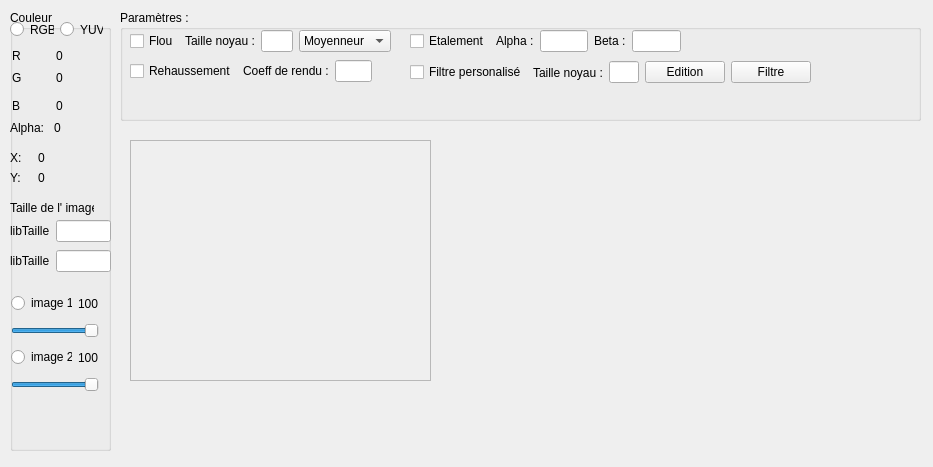
LilyOfTheWest/image, file Basma/image1/picdisplay.ui: the form before one commit.
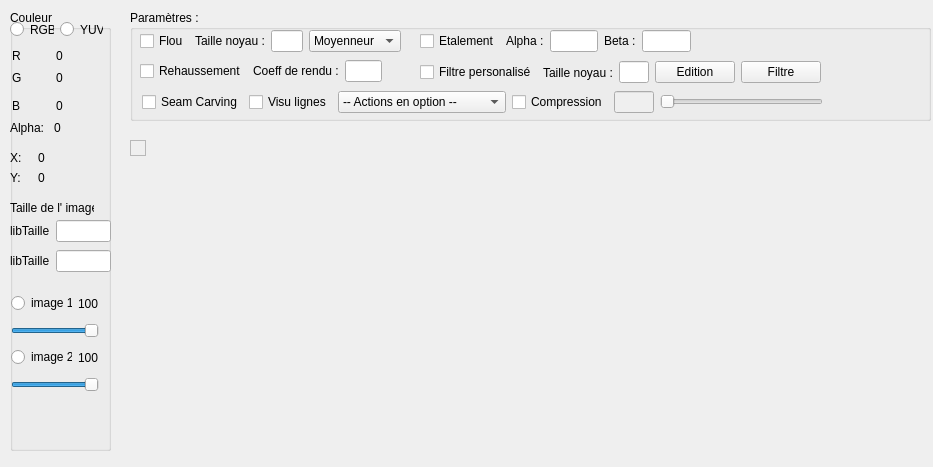
The form after the commit.

Commit message: Avec seam carving du we

```diff
--- a/Basma/image1/picdisplay.ui
+++ b/Basma/image1/picdisplay.ui
@@ -18,8 +18,8 @@
     <rect>
      <x>130</x>
      <y>140</y>
-     <width>301</width>
-     <height>241</height>
+     <width>16</width>
+     <height>16</height>
     </rect>
    </property>
    <property name="minimumSize">
@@ -36,8 +36,8 @@
      <rect>
       <x>0</x>
       <y>0</y>
-      <width>299</width>
-      <height>239</height>
+      <width>16</width>
+      <height>16</height>
      </rect>
     </property>
    </widget>
@@ -395,7 +395,7 @@
   <widget class="QGroupBox" name="groupBox_2">
    <property name="geometry">
     <rect>
-     <x>120</x>
+     <x>130</x>
      <y>10</y>
      <width>801</width>
      <height>111</height>
@@ -566,6 +566,89 @@
      </item>
     </layout>
    </widget>
+   <widget class="QWidget" name="">
+    <property name="geometry">
+     <rect>
+      <x>12</x>
+      <y>80</y>
+      <width>681</width>
+      <height>24</height>
+     </rect>
+    </property>
+    <layout class="QHBoxLayout" name="horizontalLayout_16">
+     <item>
+      <widget class="QCheckBox" name="checkBoxSeam">
+       <property name="text">
+        <string>Seam Carving</string>
+       </property>
+      </widget>
+     </item>
+     <item>
+      <widget class="QCheckBox" name="checkSeamVisu">
+       <property name="text">
+        <string>Visu lignes</string>
+       </property>
+      </widget>
+     </item>
+     <item>
+      <widget class="QComboBox" name="comboBoxSeamActions">
+       <item>
+        <property name="text">
+         <string>-- Actions en option --</string>
+        </property>
+       </item>
+       <item>
+        <property name="text">
+         <string>Déf. zones à protéger</string>
+        </property>
+       </item>
+       <item>
+        <property name="text">
+         <string>Déf. zones à supprimer</string>
+        </property>
+       </item>
+       <item>
+        <property name="text">
+         <string>Recalcul lignes d'énergie</string>
+        </property>
+       </item>
+      </widget>
+     </item>
+     <item>
+      <widget class="QCheckBox" name="checkBoxSeamCompress">
+       <property name="text">
+        <string>Compression</string>
+       </property>
+      </widget>
+     </item>
+     <item>
+      <widget class="QLineEdit" name="lineEditSeamSize">
+       <property name="enabled">
+        <bool>false</bool>
+       </property>
+       <property name="sizePolicy">
+        <sizepolicy hsizetype="Fixed" vsizetype="Fixed">
+         <horstretch>0</horstretch>
+         <verstretch>0</verstretch>
+        </sizepolicy>
+       </property>
+       <property name="maximumSize">
+        <size>
+         <width>40</width>
+         <height>16777215</height>
+        </size>
+       </property>
+      </widget>
+     </item>
+     <item>
+      <widget class="QSlider" name="horizontalSliderSeamSize">
+       <property name="orientation">
+        <enum>Qt::Horizontal</enum>
+       </property>
+      </widget>
+     </item>
+    </layout>
+   </widget>
   </widget>
   <zorder>scrollAreaP</zorder>
   <zorder>label</zorder>
```
The commit also changes 17 other files.
